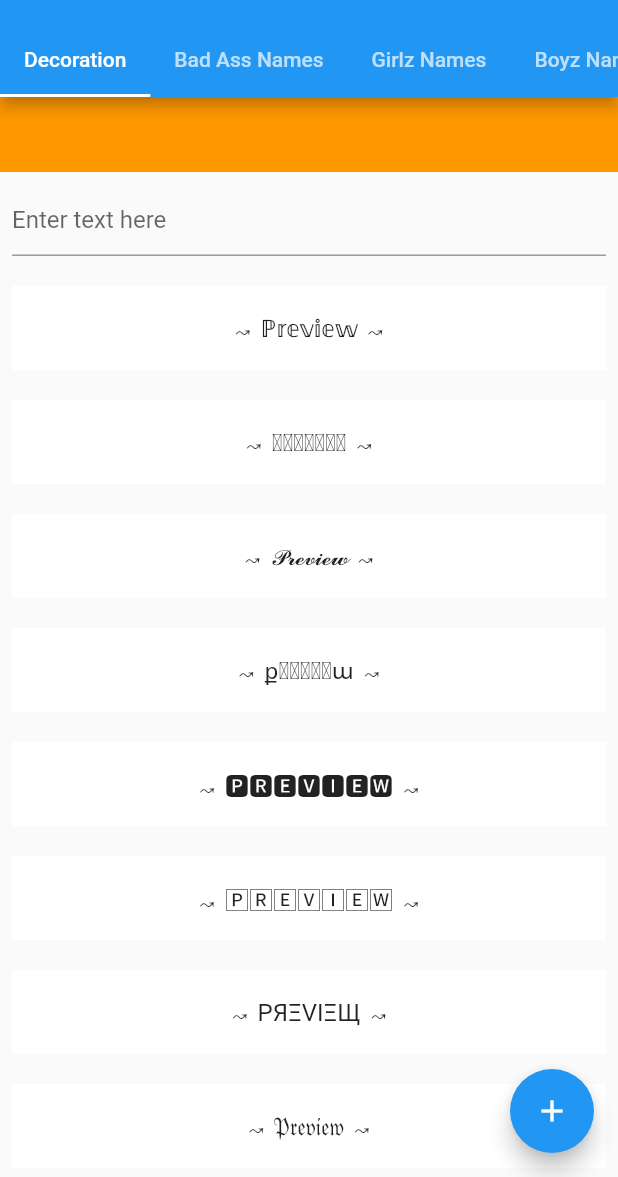
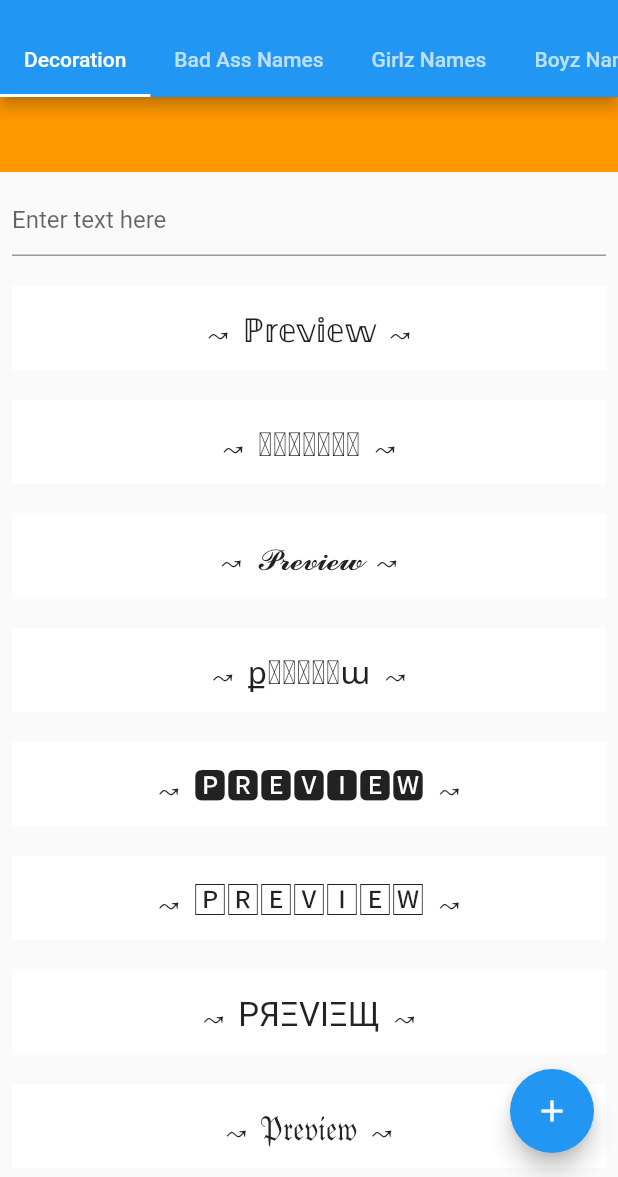
Before and after one commit to nooralibutt/easy_nickname, a Flutter app: the screen it shows after launch, on a phone screen of 412 x 824 dp, the part 59-1236 px from its top. Run offline on Flutter 3.47's test engine with Material 2 defaults, Android fonts, the phone set to English and light mode, and no system bars.

Commit message:
add nickname text style.

```diff
--- a/lib/src/easy_nickname_app.dart
+++ b/lib/src/easy_nickname_app.dart
@@ -23,6 +23,9 @@ class EasyNicknameApp extends StatelessWidget {
   /// [placementBuilder] is used to build your custom widget at specific places
   final PlacementBuilder? placementBuilder;
 
+  /// you can customize nickname text style and and font size etc...
+  final TextStyle? nicknameTextStyle;
+
   const EasyNicknameApp({
     Key? key,
     required this.title,
@@ -31,6 +34,7 @@ class EasyNicknameApp extends StatelessWidget {
     this.onTapEvent,
     this.placementBuilder,
     required this.onCopy,
+    this.nicknameTextStyle,
   }) : super(key: key);
 
   @override
--- a/lib/src/easy_nickname_controller.dart
+++ b/lib/src/easy_nickname_controller.dart
@@ -23,6 +23,9 @@ class EasyNicknameController extends InheritedWidget {
   /// [placementBuilder] is used to build your custom widget at specific places
   final PlacementBuilder? placementBuilder;
 
+  /// you can customize nickname text style and and font size etc...
+  final TextStyle? nicknameTextStyle;
+
   const EasyNicknameController({
     super.key,
     required this.title,
@@ -30,6 +33,7 @@ class EasyNicknameController extends InheritedWidget {
     required this.names,
     this.onTapEvent,
     this.placementBuilder,
+    this.nicknameTextStyle,
     required this.onCopy,
     required super.child,
   });
--- a/lib/src/widgets/font_list_tile.dart
+++ b/lib/src/widgets/font_list_tile.dart
@@ -24,7 +24,11 @@ class FontListTile extends StatelessWidget {
             const SnackBar(content: Text('Text has been copied!')));
       },
       tileColor: Theme.of(context).dialogBackgroundColor,
-      title: Text(decoratedText, textAlign: TextAlign.center),
+      title: Text(
+        decoratedText,
+        textAlign: TextAlign.center,
+        style: controller.nicknameTextStyle ?? const TextStyle(fontSize: 22),
+      ),
     );
   }
 }
```
